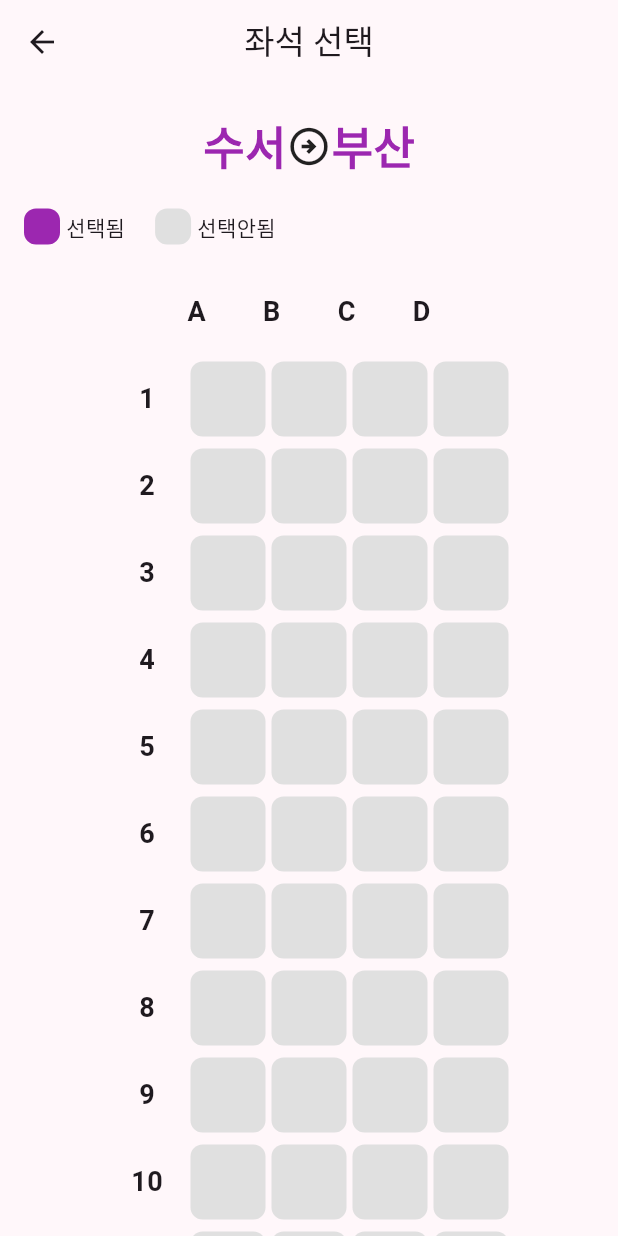
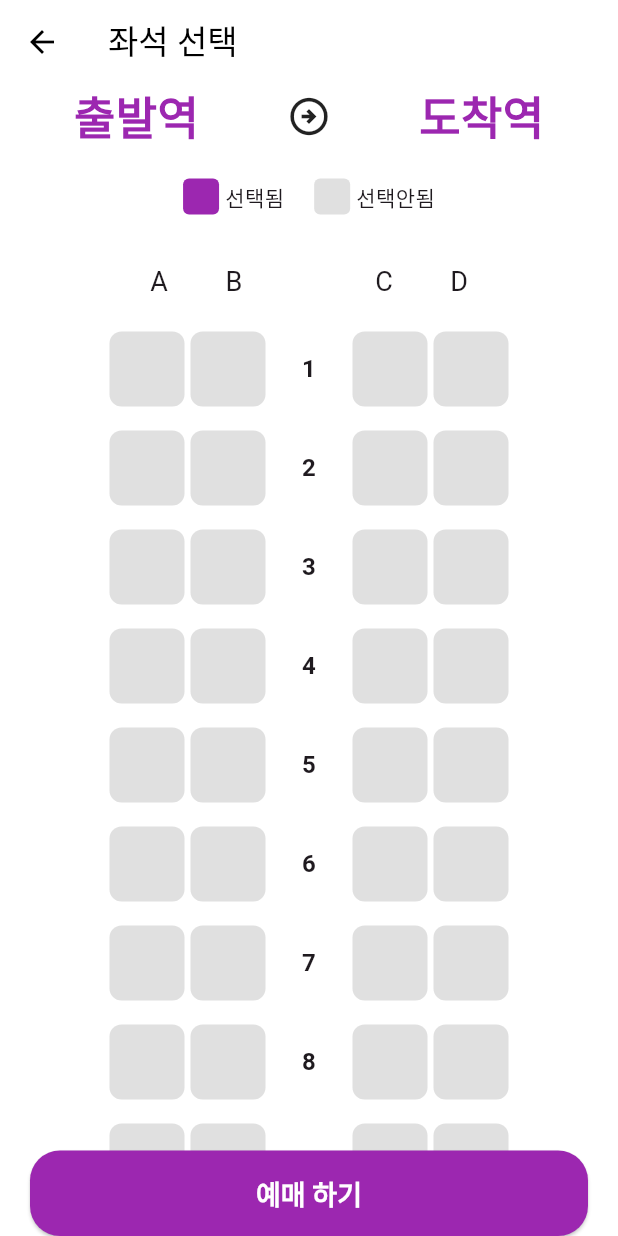
Before and after one commit to Min-woos/flutter_train_app, a Flutter app: the SeatPage screen opened directly, on a phone screen of 412 x 824 dp. Run offline on Flutter 3.47's test engine with Material 3 defaults, Android fonts, the phone set to English and light mode, and no system bars.

Commit message:
Add files via upload

```diff
--- a/lib/main.dart
+++ b/lib/main.dart
@@ -13,7 +13,7 @@ class MyApp extends StatelessWidget {
   @override
   Widget build(BuildContext context) {
     return MaterialApp(
-      title: 'Train app',
+      title: '기차 예매',
       themeMode: ThemeMode.light,
       theme: lightTheme,
       home: const HomePage(),
--- a/lib/seat/seat_page.dart
+++ b/lib/seat/seat_page.dart
@@ -1,214 +1,146 @@
+import 'package:flutter/cupertino.dart';
 import 'package:flutter/material.dart';
-// 출발역, 도착역을 선택하는 페이지
+import 'package:flutter_train_app/seat/select_seat.dart';
 
-class SeatPage extends StatelessWidget {
+class SeatPage extends StatefulWidget {
   const SeatPage({super.key});
 
   @override
+  State<SeatPage> createState() => _SeatPageState();
+}
+
+class _SeatPageState extends State<SeatPage> {
+  String? _selectedSeat; // 선택된 좌석 정보 저장
+
+  void _updateSelectedSeat(String seat) {
+    setState(() {
+      _selectedSeat = seat;
+    });
+  }
+
+  @override
   Widget build(BuildContext context) {
+    // 전달받은 arguments를 Map으로 캐스팅
+    final arguments = ModalRoute.of(context)?.settings.arguments as Map?;
+    final startStation = arguments?['startStation'] ?? '출발역';
+    final endStation = arguments?['endStation'] ?? '도착역';
+
     return Scaffold(
       appBar: AppBar(
-        title: const Text('좌석 선택'),
-        centerTitle: true,
-        elevation: 0,
+        title: Text('좌석 선택'),
       ),
-      body: ListView(
-        padding: const EdgeInsets.symmetric(vertical: 20), // 상하 패딩
+      body: Padding(
+        padding: const EdgeInsets.symmetric(horizontal: 20),
+        child: SafeArea(
+          child: Column(
+            crossAxisAlignment: CrossAxisAlignment.stretch,
             children: [
-          // 출발역과 도착역
-          const Padding(
-            padding: EdgeInsets.symmetric(horizontal: 16),
+              station(startStation, endStation), // 전달받은 데이터 사용
+              Padding(
+                padding: const EdgeInsets.symmetric(vertical: 20),
                 child: Row(
                   mainAxisAlignment: MainAxisAlignment.center,
                   children: [
-                Text(
-                  '수서', // 출발역
-                  style: TextStyle(
-                    fontSize: 30,
-                    fontWeight: FontWeight.bold,
-                    color: Colors.purple,
+                    label(Colors.purple, '선택됨'),
+                    SizedBox(width: 20),
+                    label(Colors.grey[300]!, '선택안됨'),
+                  ],
                 ),
               ),
+              // SelectSeat 추가
+              Expanded(
+                child: SelectSeat(onSeatSelected: _updateSelectedSeat),
+              ),
+              ElevatedButton(
+                onPressed: () {
+                  if (_selectedSeat == null) {
+                    _showAlert('좌석을 선택하세요.');
+                  } else {
+                    _showAlert('선택한 좌석: $_selectedSeat');
+                  }
+                },
+                child: Text('예매 하기'),
+              ),
+            ],
+          ),
+        ),
+      ),
+    );
+  }
+
+  void _showAlert(String message) {
+    showDialog(
+      context: context,
+      builder: (BuildContext context) {
+        return CupertinoAlertDialog(
+          title: Text('예매 확인'),
+          content: Text(message),
+          actions: <Widget>[
+            CupertinoDialogAction(
+              onPressed: () {
+                Navigator.pop(context); // 다이얼로그 닫기
+              },
+              child: Text(
+                '취소',
+                style: TextStyle(color: Colors.red), // 빨간색 텍스트
+              ),
+            ),
+            CupertinoDialogAction(
+              onPressed: () {
+                Navigator.pop(context); // 다이얼로그 닫기
+                Navigator.pop(context); // 추가 동작 (필요에 따라 변경 가능)
+              },
+              child: Text(
+                '확인',
+                style: TextStyle(color: Colors.blue), // 파란색 텍스트
+              ),
+            ),
+          ],
+        );
+      },
+    );
+  }
+
+  Row label(Color color, String select) {
+    return Row(
+      children: [
+        SizedBox.square(
+          dimension: 24,
+          child: DecoratedBox(
+            decoration: BoxDecoration(
+              color: color,
+              borderRadius: BorderRadius.circular(4),
+            ),
+          ),
+        ),
+        SizedBox(width: 4),
+        Text(select),
+      ],
+    );
+  }
+
+  Row station(String startStation, String endStation) {
+    return Row(
+      mainAxisAlignment: MainAxisAlignment.spaceAround,
+      children: [
+        selectedStation(startStation), // 출발역 정보
         Icon(
           Icons.arrow_circle_right_outlined,
           size: 30,
         ),
-                Text(
-                  '부산', // 도착역
+        selectedStation(endStation), // 도착역 정보
+      ],
+    );
+  }
+
+  Text selectedStation(String stationName) {
+    return Text(
+      stationName,
       style: TextStyle(
-                    fontSize: 30,
         fontWeight: FontWeight.bold,
         color: Colors.purple,
-                  ),
-                ),
-              ],
-            ),
-          ),
-
-          const SizedBox(height: 20),
-
-          // 좌석 상태
-          Padding(
-            padding: const EdgeInsets.symmetric(horizontal: 16),
-            child: Row(
-              children: [
-                // 선택됨
-                Container(
-                  width: 24,
-                  height: 24,
-                  decoration: BoxDecoration(
-                    color: Colors.purple,
-                    borderRadius: BorderRadius.circular(8),
-                  ),
-                ),
-                const SizedBox(width: 4),
-                const Text('선택됨'),
-                const SizedBox(width: 20), // 상태 간 간격
-                // 선택 안됨
-                Container(
-                  width: 24,
-                  height: 24,
-                  decoration: BoxDecoration(
-                    color: Colors.grey[300],
-                    borderRadius: BorderRadius.circular(8),
-                  ),
-                ),
-                const SizedBox(width: 4),
-                const Text('선택안됨'),
-              ],
-            ),
-          ),
-
-          const SizedBox(height: 20),
-
-          // ABCD 레이블 및 좌석 리스트
-          Padding(
-            padding: const EdgeInsets.symmetric(horizontal: 16),
-            child: Column(
-              children: [
-                // ABCD 레이블
-                const Row(
-                  mainAxisAlignment: MainAxisAlignment.center,
-                  children: [
-                    SeatLabel('A'),
-                    SeatLabel('B'),
-                    SeatLabel('C'),
-                    SeatLabel('D'),
-                  ],
-                ),
-                const SizedBox(height: 8),
-
-                // 좌석 리스트 (20행)
-                for (var rowIndex = 0; rowIndex < 20; rowIndex++) ...[
-                  Row(
-                    mainAxisAlignment: MainAxisAlignment.center,
-                    children: [
-                      SeatRowNumber(rowIndex + 1), // 행 번호
-                      const SizedBox(width: 4),
-                      const SeatButton(), // A열 좌석
-                      const SizedBox(width: 4),
-                      const SeatButton(), // B열 좌석
-                      const SizedBox(width: 4),
-                      const SeatButton(), // C열 좌석
-                      const SizedBox(width: 4),
-                      const SeatButton(), // D열 좌석
-                    ],
-                  ),
-                  const SizedBox(height: 8),
-                ],
-              ],
-            ),
-          ),
-
-          const SizedBox(height: 20),
-
-          // 예매 하기 버튼
-          Padding(
-            padding: const EdgeInsets.symmetric(horizontal: 16),
-            child: SizedBox(
-              width: double.infinity,
-              child: ElevatedButton(
-                onPressed: () {
-                  // 예매하기 버튼 클릭 시 동작
-                },
-                style: ElevatedButton.styleFrom(
-                  backgroundColor: Colors.purple,
-                  foregroundColor: Colors.white,
-                  padding: const EdgeInsets.symmetric(vertical: 15),
-                  shape: RoundedRectangleBorder(
-                    borderRadius: BorderRadius.circular(20),
-                  ),
-                ),
-                child: const Text(
-                  '예매 하기',
-                  style: TextStyle(
-                    fontSize: 18,
-                    fontWeight: FontWeight.bold,
-                  ),
-                ),
-              ),
-            ),
-          ),
-        ],
+        fontSize: 30,
       ),
     );
   }
 }
-
-class SeatLabel extends StatelessWidget {
-  final String label;
-  const SeatLabel(this.label, {super.key});
-
-  @override
-  Widget build(BuildContext context) {
-    return Container(
-      width: 50,
-      height: 50,
-      alignment: Alignment.center,
-      child: Text(
-        label,
-        style: const TextStyle(
-          fontSize: 18,
-          fontWeight: FontWeight.bold,
-        ),
-      ),
-    );
-  }
-}
-
-class SeatRowNumber extends StatelessWidget {
-  final int number;
-  const SeatRowNumber(this.number, {super.key});
-
-  @override
-  Widget build(BuildContext context) {
-    return Container(
-      width: 50,
-      height: 50,
-      alignment: Alignment.center,
-      child: Text(
-        '$number',
-        style: const TextStyle(
-          fontSize: 18,
-          fontWeight: FontWeight.bold,
-        ),
-      ),
-    );
-  }
-}
-
-class SeatButton extends StatelessWidget {
-  const SeatButton({super.key});
-
-  @override
-  Widget build(BuildContext context) {
-    return Container(
-      width: 50,
-      height: 50,
-      decoration: BoxDecoration(
-        color: Colors.grey[300],
-        borderRadius: BorderRadius.circular(8),
-      ),
-    );
-  }
-}
--- /dev/null
+++ b/lib/seat/select_seat.dart
@@ -0,0 +1,125 @@
+import 'package:flutter/material.dart';
+
+class SelectSeat extends StatefulWidget {
+  final ValueChanged<String> onSeatSelected;
+
+  const SelectSeat({super.key, required this.onSeatSelected});
+
+  @override
+  State<SelectSeat> createState() => _SelectSeatState();
+}
+
+class _SelectSeatState extends State<SelectSeat> {
+  final List<bool> _selectedSeats = List.generate(80, (index) => false);
+
+  void toggleSeat(int index) {
+    setState(() {
+      for (int i = 0; i < _selectedSeats.length; i++) {
+        _selectedSeats[i] = false; // 다른 좌석 선택 해제
+      }
+      _selectedSeats[index] = true;
+
+      // 선택된 좌석 정보 전달
+      final rowNumber = index ~/ 4 + 1;
+      final columnLetter = seatAlphabetLabel(index % 4);
+      widget.onSeatSelected('$rowNumber - $columnLetter');
+    });
+  }
+
+  String seatAlphabetLabel(int columnIndex) {
+    switch (columnIndex) {
+      case 0:
+        return 'A';
+      case 1:
+        return 'B';
+      case 2:
+        return 'C';
+      case 3:
+        return 'D';
+      default:
+        return '';
+    }
+  }
+
+  @override
+  Widget build(BuildContext context) {
+    return ListView.builder(
+      itemCount: 21,
+      itemBuilder: (context, index) {
+        if (index == 0) {
+          return seatAlphabet();
+        } else {
+          return seatRow(index);
+        }
+      },
+    );
+  }
+
+  Row seatAlphabet() {
+    return Row(
+      mainAxisAlignment: MainAxisAlignment.center,
+      children: ['A', 'B', '', 'C', 'D'].map((letter) => row(letter)).toList(),
+    );
+  }
+
+  Widget seatRow(int rowNumber) {
+    int baseIndex = (rowNumber - 1) * 4;
+    return Padding(
+      padding: const EdgeInsets.symmetric(vertical: 8.0),
+      child: Row(
+        mainAxisAlignment: MainAxisAlignment.center,
+        children: [
+          mySeat(baseIndex),
+          SizedBox(width: 4),
+          mySeat(baseIndex + 1),
+          SizedBox(width: 4),
+          seatColNum(rowNumber),
+          SizedBox(width: 4),
+          mySeat(baseIndex + 2),
+          SizedBox(width: 4),
+          mySeat(baseIndex + 3),
+        ],
+      ),
+    );
+  }
+
+  Container seatColNum(int colNum) {
+    return Container(
+      width: 50,
+      height: 50,
+      alignment: Alignment.center,
+      child: Text(
+        '$colNum',
+        style: TextStyle(fontSize: 16, fontWeight: FontWeight.bold),
+      ),
+    );
+  }
+
+  SizedBox row(String alphabet) {
+    return SizedBox.square(
+      dimension: 50,
+      child: Center(
+        child: Text(
+          alphabet,
+          style: TextStyle(fontSize: 18),
+        ),
+      ),
+    );
+  }
+
+  Widget mySeat(int index) {
+    return GestureDetector(
+      onTap: () => toggleSeat(index),
+      child: Container(
+        width: 50,
+        height: 50,
+        decoration: BoxDecoration(
+          color: _selectedSeats[index]
+              ? Colors.purple
+              : Theme.of(context).cardColor,
+          borderRadius: BorderRadius.circular(8),
+        ),
+      ),
+    );
+  }
+}
--- a/lib/theme.dart
+++ b/lib/theme.dart
@@ -1,22 +1,33 @@
 import 'package:flutter/material.dart';
 
-final lightTheme=ThemeData(
+final lightTheme = ThemeData(
   colorScheme: ColorScheme.fromSeed(
     seedColor: Colors.purple,
     brightness: Brightness.light,
   ),
-  dividerColor: Colors.white,
+  scaffoldBackgroundColor: Colors.white,
+  dividerColor: Colors.white38,
   highlightColor: Colors.purple,
-
+  primaryColor: Colors.white,
+  hintColor: Colors.black,
+  cardColor: Colors.grey[300],
+  appBarTheme: AppBarTheme(
+    backgroundColor: Colors.white,
+    foregroundColor: Colors.black,
+  ),
   elevatedButtonTheme: ElevatedButtonThemeData(
     style: ButtonStyle(
-      shape: WidgetStatePropertyAll(
-        RoundedRectangleBorder(
-          borderRadius: BorderRadius.circular(20),
-        ),
+      padding: WidgetStatePropertyAll(
+        EdgeInsets.symmetric(vertical: 15),
       ),
-      backgroundColor: const WidgetStatePropertyAll(Colors.purple),
-      foregroundColor: const WidgetStatePropertyAll(Colors.white),
+      textStyle: WidgetStatePropertyAll(
+        TextStyle(fontSize: 18, fontWeight: FontWeight.bold),
+      ),
+      shape: WidgetStatePropertyAll(RoundedRectangleBorder(
+        borderRadius: BorderRadius.circular(20),
+      )),
+      backgroundColor: WidgetStatePropertyAll(Colors.purple),
+      foregroundColor: WidgetStatePropertyAll(Colors.white),
     ),
   ),
 );
```
Lines whose indentation alone changed are shown as unchanged.
